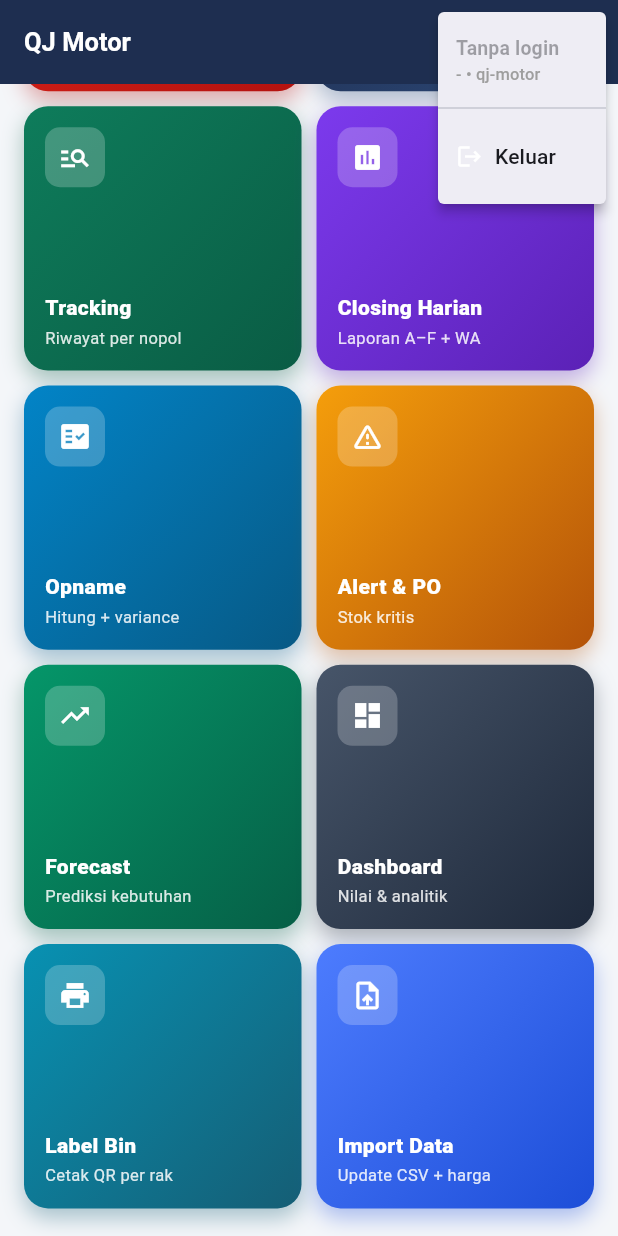
After one commit to ng0thz/qj-motor-gudang-saas, a Flutter app: the screen it shows once a user with an empty profile is signed in, scrolled down 576 dp, after a tap on the "account circle" icon, on a phone screen of 412 x 824 dp. The commit adds this screen. Run offline on Flutter 3.47's test engine with Material 3 defaults, Android fonts, the phone set to English and light mode, and no system bars; our stand-ins replace cloud_firestore, file_picker, firebase_auth, firebase_core, pdf, printing and 1 more; missing offline and left inert: mobile_scanner; accounts and stored records are empty; network calls fail.

Commit message:
desain-splash-home-tema

```diff
--- /dev/null
+++ b/lib/core/qj_theme.dart
@@ -0,0 +1,116 @@
+import 'package:flutter/material.dart';
+
+// Design system QJ Motor — dipakai semua halaman baru.
+// Prinsip: premium gelap + aksen merah QJ, kartu putih radius besar,
+// hierarki tegas (angka besar, label kecil abu-abu).
+class QjColors {
+  static const Color red = Color(0xFFE1251B);
+  static const Color redDark = Color(0xFFB3120F);
+  static const Color navy = Color(0xFF1B2A4A);
+  static const Color navyDark = Color(0xFF101B31);
+  static const Color bg = Color(0xFFF4F6F9);
+  static const Color card = Colors.white;
+  static const Color text = Color(0xFF1B2A4A);
+  static const Color muted = Color(0xFF8A94A6);
+  static const Color green = Color(0xFF1FA855);
+  static const Color orange = Color(0xFFF59E0B);
+}
+
+ThemeData qjTheme() {
+  final base = ThemeData(useMaterial3: true, colorSchemeSeed: QjColors.navy);
+  return base.copyWith(
+    scaffoldBackgroundColor: QjColors.bg,
+    appBarTheme: const AppBarTheme(
+      backgroundColor: QjColors.navy,
+      foregroundColor: Colors.white,
+      centerTitle: false,
+      titleTextStyle: TextStyle(fontSize: 17, fontWeight: FontWeight.w700, color: Colors.white),
+    ),
+    cardTheme: CardTheme(
+      color: QjColors.card,
+      elevation: 0,
+      shape: RoundedRectangleBorder(
+        borderRadius: BorderRadius.circular(16),
+        side: BorderSide(color: Colors.grey.shade200),
+      ),
+    ),
+    elevatedButtonTheme: ElevatedButtonThemeData(
+      style: ElevatedButton.styleFrom(
+        backgroundColor: QjColors.red,
+        foregroundColor: Colors.white,
+        shape: RoundedRectangleBorder(borderRadius: BorderRadius.circular(12)),
+        padding: const EdgeInsets.symmetric(vertical: 14, horizontal: 20),
+        textStyle: const TextStyle(fontWeight: FontWeight.w700),
+      ),
+    ),
+  );
+}
+
+// Kartu menu dengan gradien + ikon — dipakai landing home.
+class QjMenuCard extends StatelessWidget {
+  final IconData icon;
+  final String title;
+  final String subtitle;
+  final List<Color> gradient;
+  final VoidCallback onTap;
+  const QjMenuCard({
+    super.key,
+    required this.icon,
+    required this.title,
+    required this.subtitle,
+    required this.gradient,
+    required this.onTap,
+  });
+
+  @override
+  Widget build(BuildContext context) {
+    return InkWell(
+      borderRadius: BorderRadius.circular(16),
+      onTap: onTap,
+      child: Ink(
+        padding: const EdgeInsets.all(14),
+        decoration: BoxDecoration(
+          borderRadius: BorderRadius.circular(16),
+          gradient: LinearGradient(colors: gradient, begin: Alignment.topLeft, end: Alignment.bottomRight),
+          boxShadow: [BoxShadow(color: gradient.last.withOpacity(0.35), blurRadius: 12, offset: const Offset(0, 6))],
+        ),
+        child: Column(crossAxisAlignment: CrossAxisAlignment.start, children: [
+          Container(
+            padding: const EdgeInsets.all(9),
+            decoration: BoxDecoration(color: Colors.white.withOpacity(0.22), borderRadius: BorderRadius.circular(10)),
+            child: Icon(icon, color: Colors.white, size: 22),
+          ),
+          const Spacer(),
+          Text(title, style: const TextStyle(color: Colors.white, fontWeight: FontWeight.w800, fontSize: 14)),
+          const SizedBox(height: 2),
+          Text(subtitle, style: TextStyle(color: Colors.white.withOpacity(0.85), fontSize: 11)),
+        ]),
+      ),
+    );
+  }
+}
+
+// Kartu statistik kecil (angka besar + label).
+class QjStatCard extends StatelessWidget {
+  final String value;
+  final String label;
+  final IconData icon;
+  final Color color;
+  const QjStatCard({super.key, required this.value, required this.label, required this.icon, required this.color});
+
+  @override
+  Widget build(BuildContext context) {
+    return Card(
+      child: Padding(
+        padding: const EdgeInsets.symmetric(vertical: 12, horizontal: 10),
+        child: Column(children: [
+          Icon(icon, color: color, size: 20),
+          const SizedBox(height: 6),
+          Text(value, style: TextStyle(fontWeight: FontWeight.w800, fontSize: 17, color: color)),
+          const SizedBox(height: 2),
+          Text(label, style: const TextStyle(fontSize: 10, color: QjColors.muted), textAlign: TextAlign.center),
+        ]),
+      ),
+    );
+  }
+}
--- a/lib/features/auth/auth_gate.dart
+++ b/lib/features/auth/auth_gate.dart
@@ -1,8 +1,8 @@
 import 'package:firebase_auth/firebase_auth.dart';
 import 'package:flutter/material.dart';
 import '../../core/auth_service.dart';
+import '../home/home_page.dart';
 import '../stock/offline_stock_page.dart';
-import '../stock/stock_page.dart';
 import 'login_page.dart';
 
 // Gerbang: belum login -> LoginPage. Sudah login -> muat session -> StockPage.
@@ -27,7 +27,7 @@ class AuthGate extends StatelessWidget {
             if (s2.connectionState == ConnectionState.waiting) {
               return const Scaffold(body: Center(child: CircularProgressIndicator()));
             }
-            return const StockPage();
+            return const HomePage();
           },
         );
       },
--- /dev/null
+++ b/lib/features/home/home_page.dart
@@ -0,0 +1,193 @@
+import 'package:flutter/material.dart';
+import 'package:intl/intl.dart';
+import '../../core/auth_service.dart';
+import '../../core/session.dart';
+import '../../core/qj_theme.dart';
+import '../stock/alert_po_page.dart';
+import '../stock/closing_report_page.dart';
+import '../stock/dashboard_page.dart';
+import '../stock/forecast_page.dart';
+import '../stock/import_update_page.dart';
+import '../stock/label_batch_page.dart';
+import '../stock/opname_page.dart';
+import '../stock/stock_page.dart';
+import '../stock/stock_repository.dart';
+import '../stock/workorder_page.dart';
+import '../stock/workorder_track_page.dart';
+
+// Landing home QJ Motor: hero + statistik live + menu animasi.
+// Responsif: grid 2 kolom (HP) / 4 kolom (desktop), konten max 1100px.
+class HomePage extends StatefulWidget {
+  const HomePage({super.key});
+  @override
+  State<HomePage> createState() => _HomePageState();
+}
+
+class _HomePageState extends State<HomePage> {
+  final repo = StockRepository();
+  Map<String, String> stats = {'sku': '—', 'menipis': '—', 'wo': '—', 'habis': '—'};
+
+  @override
+  void initState() {
+    super.initState();
+    _loadStats();
+  }
+
+  Future<void> _loadStats() async {
+    try {
+      final all = await repo.fetchAll3000();
+      final now = DateTime.now();
+      final wos = await repo.fetchWOSince(DateTime(now.year, now.month, now.day));
+      if (!mounted) return;
+      setState(() => stats = {
+            'sku': '${all.length}',
+            'menipis': '${all.where((p) => p.stok > 0 && p.stok <= p.minStok).length}',
+            'wo': '${wos.length}',
+            'habis': '${all.where((p) => p.stok == 0).length}',
+          });
+    } catch (_) {
+      // Offline / belum login penuh: biarkan '—'
+    }
+  }
+
+  void _go(Widget page) {
+    Navigator.push(context, MaterialPageRoute(builder: (_) => page));
+  }
+
+  @override
+  Widget build(BuildContext context) {
+    final s = AuthSession.instance;
+    final tgl = DateFormat('EEEE, d MMM yyyy', 'id_ID').format(DateTime.now());
+    final menus = [
+      ['Stok & Scan', 'Cari, scan, IN/OUT', Icons.qr_code_scanner, [const Color(0xFFE1251B), const Color(0xFFB3120F)], const StockPage()],
+      ['Work Order', 'FRT jasa otomatis', Icons.build, [const Color(0xFF1B2A4A), const Color(0xFF2E4A7A)], const WorkOrderPage()],
+      ['Tracking', 'Riwayat per nopol', Icons.manage_search, [const Color(0xFF0E7C5B), const Color(0xFF0A5C44)], const WorkOrderTrackPage()],
+      ['Closing Harian', 'Laporan A–F + WA', Icons.assessment, [const Color(0xFF7C3AED), const Color(0xFF5B21B6)], const ClosingReportPage()],
+      ['Opname', 'Hitung + variance', Icons.fact_check, [const Color(0xFF0284C7), const Color(0xFF075985)], const OpnamePage()],
+      ['Alert & PO', 'Stok kritis', Icons.warning_amber_rounded, [const Color(0xFFF59E0B), const Color(0xFFB45309)], const AlertPOPage()],
+      ['Forecast', 'Prediksi kebutuhan', Icons.trending_up, [const Color(0xFF059669), const Color(0xFF065F46)], const ForecastPage()],
+      ['Dashboard', 'Nilai & analitik', Icons.dashboard, [const Color(0xFF475569), const Color(0xFF1E293B)], const DashboardPage()],
+      ['Label Bin', 'Cetak QR per rak', Icons.print, [const Color(0xFF0891B2), const Color(0xFF155E75)], const LabelBatchPage()],
+      ['Import Data', 'Update CSV + harga', Icons.upload_file, [const Color(0xFF4D7CFE), const Color(0xFF1D4ED8)], const ImportUpdatePage()],
+    ];
+
+    return Scaffold(
+      backgroundColor: QjColors.bg,
+      appBar: AppBar(
+        title: const Text('QJ Motor'),
+        backgroundColor: QjColors.navy,
+        foregroundColor: Colors.white,
+        actions: [
+          PopupMenuButton<String>(
+            tooltip: 'Akun',
+            icon: const Icon(Icons.account_circle),
+            onSelected: (v) async {
+              if (v == 'logout') await AuthService().logout();
+            },
+            itemBuilder: (_) => [
+              PopupMenuItem(enabled: false, child: Column(crossAxisAlignment: CrossAxisAlignment.start, children: [
+                Text(s.email.isEmpty ? 'Tanpa login' : s.email,
+                    style: const TextStyle(fontWeight: FontWeight.bold, fontSize: 13)),
+                Text('${s.role.isEmpty ? '-' : s.role} • ${s.tenantId}',
+                    style: const TextStyle(fontSize: 11, color: Colors.grey)),
+              ])),
+              const PopupMenuDivider(),
+              const PopupMenuItem(value: 'logout', child: Row(children: [
+                Icon(Icons.logout, size: 18), SizedBox(width: 8), Text('Keluar'),
+              ])),
+            ],
+          ),
+        ],
+      ),
+      body: LayoutBuilder(builder: (c, box) {
+        final wide = box.maxWidth >= 1000;
+        final cols = wide ? 4 : 2;
+        return Center(
+          child: ConstrainedBox(
+            constraints: const BoxConstraints(maxWidth: 1100),
+            child: ListView(padding: const EdgeInsets.all(16), children: [
+              // HERO
+              Container(
+                padding: const EdgeInsets.all(20),
+                decoration: BoxDecoration(
+                  borderRadius: BorderRadius.circular(20),
+                  gradient: const LinearGradient(
+                    colors: [QjColors.navy, QjColors.navyDark],
+                    begin: Alignment.topLeft,
+                    end: Alignment.bottomRight,
+                  ),
+                ),
+                child: Row(children: [
+                  Expanded(child: Column(crossAxisAlignment: CrossAxisAlignment.start, children: [
+                    Container(width: 44, height: 4,
+                        decoration: BoxDecoration(color: QjColors.red, borderRadius: BorderRadius.circular(2))),
+                    const SizedBox(height: 10),
+                    Text('Halo, ${s.email.isEmpty ? 'Tim Gudang' : s.email.split('@').first} 👋',
+                        style: const TextStyle(color: Colors.white, fontSize: 19, fontWeight: FontWeight.w800)),
+                    const SizedBox(height: 4),
+                    Text('$tgl • Tenant ${s.tenantId}',
+                        style: const TextStyle(color: Colors.white70, fontSize: 12)),
+                  ])),
+                  Image.asset('assets/qjmotor_logo_transparent.png', height: 56,
+                      errorBuilder: (_, __, ___) =>
+                          const Icon(Icons.two_wheeler, color: QjColors.red, size: 48)),
+                ]),
+              ),
+              const SizedBox(height: 14),
+              // STATS
+              GridView.count(
+                crossAxisCount: wide ? 4 : 2,
+                shrinkWrap: true,
+                physics: const NeverScrollableScrollPhysics(),
+                mainAxisSpacing: 10,
+                crossAxisSpacing: 10,
+                childAspectRatio: 1.7,
+                children: [
+                  QjStatCard(value: stats['sku']!, label: 'Total SKU', icon: Icons.inventory_2, color: QjColors.navy),
+                  QjStatCard(value: stats['wo']!, label: 'WO Hari Ini', icon: Icons.build, color: QjColors.red),
+                  QjStatCard(value: stats['menipis']!, label: 'Stok Menipis', icon: Icons.warning_amber_rounded, color: QjColors.orange),
+                  QjStatCard(value: stats['habis']!, label: 'Stok Habis', icon: Icons.remove_shopping_cart, color: QjColors.redDark),
+                ],
+              ),
+              const SizedBox(height: 14),
+              const Text('Menu Operasional', style: TextStyle(fontSize: 15, fontWeight: FontWeight.w800, color: QjColors.text)),
+              const SizedBox(height: 10),
+              // MENU GRID animasi staggered
+              GridView.count(
+                crossAxisCount: cols,
+                shrinkWrap: true,
+                physics: const NeverScrollableScrollPhysics(),
+                mainAxisSpacing: 10,
+                crossAxisSpacing: 10,
+                childAspectRatio: 1.05,
+                children: List.generate(menus.length, (i) {
+                  final m = menus[i];
+                  return TweenAnimationBuilder<double>(
+                    tween: Tween(begin: 0, end: 1),
+                    duration: Duration(milliseconds: 350 + i * 60),
+                    curve: Curves.easeOutCubic,
+                    builder: (_, v, child) => Opacity(
+                      opacity: v,
+                      child: Transform.translate(offset: Offset(0, 24 * (1 - v)), child: child),
+                    ),
+                    child: QjMenuCard(
+                      title: m[0] as String,
+                      subtitle: m[1] as String,
+                      icon: m[2] as IconData,
+                      gradient: (m[3] as List<Color>),
+                      onTap: () => _go(m[4] as Widget),
+                    ),
+                  );
+                }),
+              ),
+              const SizedBox(height: 20),
+              const Center(
+                  child: Text('QJ Motor • ALWAYS FORWARD',
+                      style: TextStyle(fontSize: 11, color: QjColors.muted, letterSpacing: 2))),
+            ]),
+          ),
+        );
+      }),
+    );
+  }
+}
--- /dev/null
+++ b/lib/features/home/splash_page.dart
@@ -0,0 +1,138 @@
+import 'dart:async';
+import 'package:flutter/material.dart';
+import '../../core/qj_theme.dart';
+import '../auth/auth_gate.dart';
+
+// Splash animasi: logo zoom+fade, garis kecepatan merah, tagline mengetik.
+// Lalu lanjut ke AuthGate (login -> home, atau offline).
+class SplashPage extends StatefulWidget {
+  final bool firebaseOk;
+  const SplashPage({super.key, required this.firebaseOk});
+
+  @override
+  State<SplashPage> createState() => _SplashPageState();
+}
+
+class _SplashPageState extends State<SplashPage> with SingleTickerProviderStateMixin {
+  late final AnimationController _c;
+  late final Animation<double> _logoScale;
+  late final Animation<double> _logoFade;
+  late final Animation<double> _lines;
+  int _taglineCount = 0;
+  Timer? _tagTimer;
+
+  static const _tagline = 'ALWAYS FORWARD';
+
+  @override
+  void initState() {
+    super.initState();
+    _c = AnimationController(vsync: this, duration: const Duration(milliseconds: 1400));
+    _logoScale = CurvedAnimation(parent: _c, curve: const Interval(0.0, 0.6, curve: Curves.easeOutBack));
+    _logoFade = CurvedAnimation(parent: _c, curve: const Interval(0.0, 0.4, curve: Curves.easeIn));
+    _lines = CurvedAnimation(parent: _c, curve: const Interval(0.3, 1.0, curve: Curves.easeOut));
+    _c.forward();
+    _tagTimer = Timer.periodic(const Duration(milliseconds: 70), (t) {
+      if (_taglineCount >= _tagline.length) {
+        t.cancel();
+        return;
+      }
+      setState(() => _taglineCount++);
+    });
+    Future.delayed(const Duration(milliseconds: 2600), () {
+      if (!mounted) return;
+      Navigator.of(context).pushReplacement(
+        MaterialPageRoute(builder: (_) => AuthGate(firebaseOk: widget.firebaseOk)),
+      );
+    });
+  }
+
+  @override
+  void dispose() {
+    _c.dispose();
+    _tagTimer?.cancel();
+    super.dispose();
+  }
+
+  @override
+  Widget build(BuildContext context) {
+    return Scaffold(
+      backgroundColor: QjColors.navyDark,
+      body: AnimatedBuilder(
+        animation: _c,
+        builder: (_, __) => Stack(children: [
+          // Garis kecepatan merah (speed lines) khas logo QJ
+          Positioned.fill(
+            child: CustomPaint(painter: _SpeedLines(progress: _lines.value)),
+          ),
+          Center(child: Column(mainAxisSize: MainAxisSize.min, children: [
+            Opacity(
+              opacity: _logoFade.value,
+              child: Transform.scale(
+                scale: 0.6 + 0.4 * _logoScale.value,
+                child: Image.asset(
+                  'assets/qjmotor_logo_transparent.png',
+                  height: 110,
+                  errorBuilder: (_, __, ___) => const Icon(Icons.two_wheeler, color: QjColors.red, size: 90),
+                ),
+              ),
+            ),
+            const SizedBox(height: 18),
+            Text(
+              _tagline.substring(0, _taglineCount),
+              style: const TextStyle(
+                color: Colors.white,
+                fontSize: 15,
+                fontWeight: FontWeight.w600,
+                letterSpacing: 6,
+              ),
+            ),
+            const SizedBox(height: 30),
+            SizedBox(
+              width: 120,
+              child: LinearProgressIndicator(
+                value: _c.value,
+                backgroundColor: Colors.white12,
+                valueColor: const AlwaysStoppedAnimation<Color>(QjColors.red),
+                minHeight: 3,
+                borderRadius: BorderRadius.circular(3),
+              ),
+            ),
+          ])),
+          Positioned(
+            bottom: 28,
+            left: 0,
+            right: 0,
+            child: Text(
+              widget.firebaseOk ? '' : 'MODE OFFLINE',
+              textAlign: TextAlign.center,
+              style: const TextStyle(color: Colors.white38, fontSize: 11, letterSpacing: 3),
+            ),
+          ),
+        ]),
+      ),
+    );
+  }
+}
+
+class _SpeedLines extends CustomPainter {
+  final double progress;
+  _SpeedLines({required this.progress});
+
+  @override
+  void paint(Canvas canvas, Size size) {
+    final paint = Paint()
+      ..color = QjColors.red.withOpacity(0.5)
+      ..strokeWidth = 3
+      ..strokeCap = StrokeCap.round;
+    for (var i = 0; i < 5; i++) {
+      final y = size.height * (0.32 + i * 0.09);
+      final full = size.width * (0.55 - i * 0.06);
+      final w = full * progress;
+      final x0 = size.width - w - 24;
+      canvas.drawLine(Offset(x0, y), Offset(x0 + w, y), paint);
+    }
+  }
+
+  @override
+  bool shouldRepaint(covariant _SpeedLines old) => old.progress != progress;
+}
--- a/lib/main.dart
+++ b/lib/main.dart
@@ -1,6 +1,8 @@
 import 'package:flutter/material.dart';
 import 'package:firebase_core/firebase_core.dart';
+import 'core/qj_theme.dart';
 import 'features/auth/auth_gate.dart';
+import 'features/home/splash_page.dart';
 
 // Catatan: JANGAN import firebase_options.dart di sini — file itu di-gitignore
 // agar key asli tidak bocor. Setelah `flutterfire configure` (lihat
@@ -25,9 +27,9 @@ class GudangSaaSApp extends StatelessWidget {
   @override
   Widget build(BuildContext context) {
     return MaterialApp(
-      title: 'Gudang SaaS - QJ Motor 4385 SKU',
-      theme: ThemeData(useMaterial3: true, colorSchemeSeed: const Color(0xFF1B2A4A)),
-      home: AuthGate(firebaseOk: firebaseOk),
+      title: 'QJ Motor - Gudang & Bengkel',
+      theme: qjTheme(),
+      home: SplashPage(firebaseOk: firebaseOk),
       debugShowCheckedModeBanner: false,
     );
   }
--- a/pubspec.yaml
+++ b/pubspec.yaml
@@ -40,3 +40,5 @@ flutter:
   assets:
     - assets/data_import.json
     - assets/data_import_classified.json
+    - assets/qjmotor_logo_transparent.png
+    - assets/qjmotor_icon.png
```
